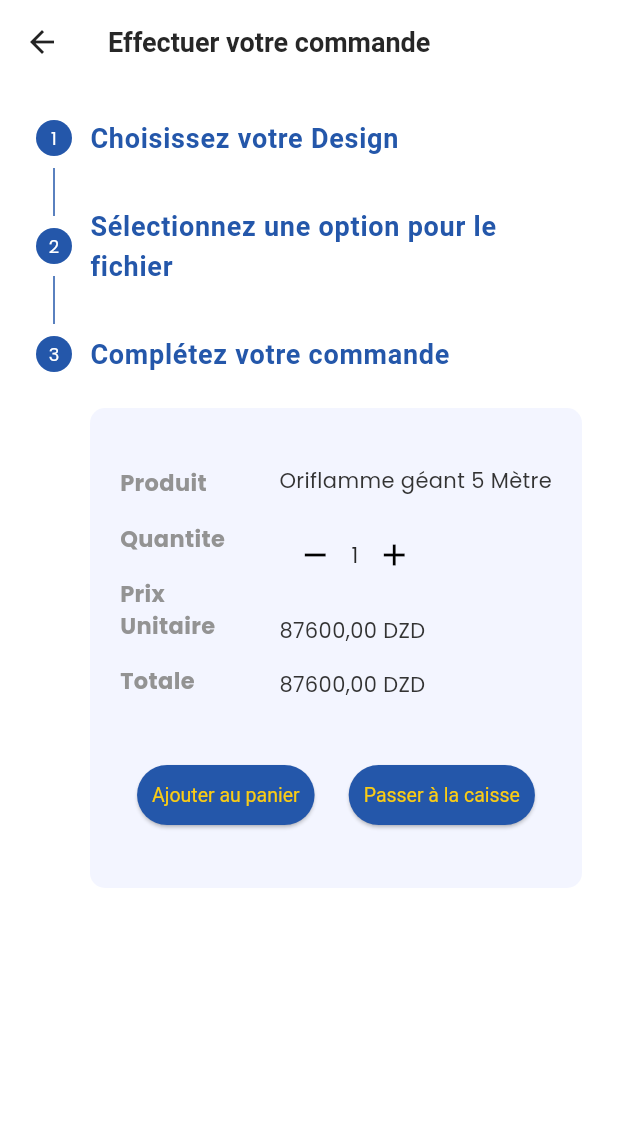
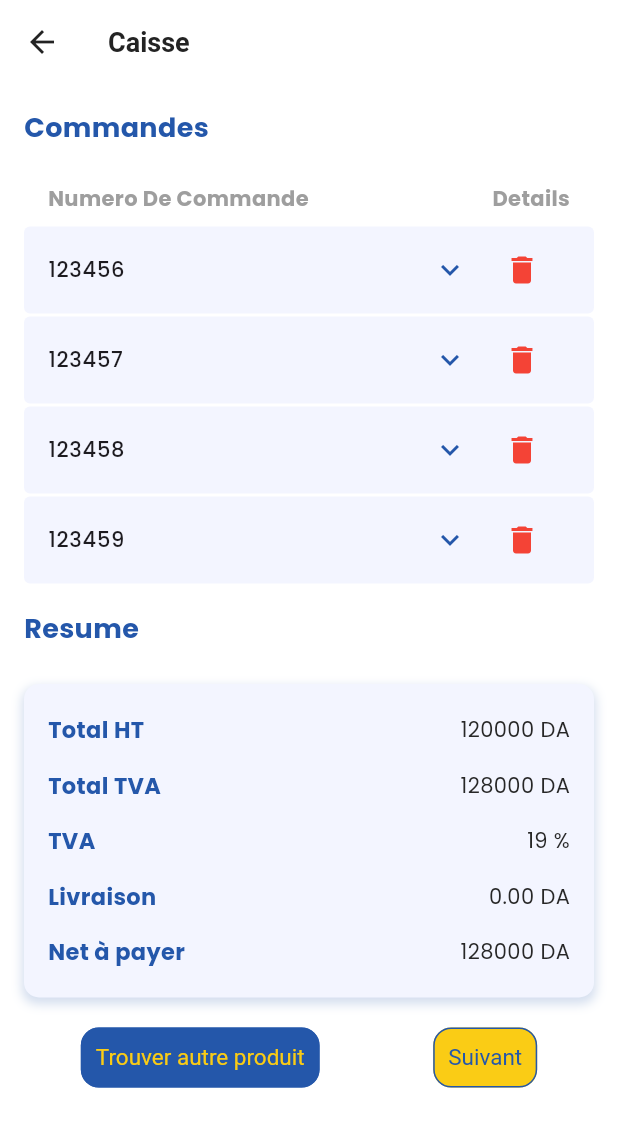
Before and after one commit to RMRdev28/app-mobile, a Flutter app: the Order screen opened directly, after a tap on "Fichier disponible", after a tap on "Envoyer le fichier ultérieurement", after a tap on "Passer à la caisse", on a phone screen of 412 x 824 dp. Shown: the top 1127 px of the screen. Run offline on Flutter 3.47's test engine with Material 3 defaults, Android fonts, the phone set to English and light mode, and no system bars; our stand-ins replace file_picker, firebase_storage, get, iconsax; accounts and stored records are empty; network calls fail.

Commit message:
laivraison page

```diff
--- /dev/null
+++ b/lib/features/shop/screens/caisse.dart
@@ -0,0 +1,245 @@
+import 'package:flutter/material.dart';
+import 'package:plv/features/shop/screens/livraison.dart';
+import 'package:plv/utils/constants/colors.dart';
+import 'package:plv/utils/constants/sizes.dart';
+import 'package:get/get.dart';
+import 'livraison.dart';
+
+class Caisse extends StatefulWidget {
+  @override
+  _CaisseState createState() => _CaisseState();
+}
+
+class _CaisseState extends State<Caisse> {
+  Map<String, bool> _expandedStatus = {};
+
+  @override
+  Widget build(BuildContext context) {
+    return Scaffold(
+      appBar: AppBar(
+        title: Text('Caisse'),
+      ),
+      body: SingleChildScrollView(
+        child: Container(
+          padding: const EdgeInsets.all(16.0),
+          child: Column(
+            crossAxisAlignment: CrossAxisAlignment.start,
+            children: [
+              Text(
+                'Commandes',
+                style: TextStyle(
+                  fontSize: 18,
+                  fontWeight: FontWeight.bold,
+                  color: TColors.primary,
+                ),
+              ),
+              SizedBox(height: TSizes.md),
+              _buildHeader(),
+              ListView(
+                shrinkWrap: true,
+                physics: NeverScrollableScrollPhysics(),
+                children: <Widget>[
+                  _buildItem('123456'),
+                  _buildItem('123457'),
+                  _buildItem('123458'),
+                  _buildItem('123459'),
+                ],
+              ),
+              SizedBox(height: 16),
+              Text(
+                'Resume',
+                style: TextStyle(
+                  fontSize: 18,
+                  fontWeight: FontWeight.bold,
+                  color: TColors.primary,
+                ),
+              ),
+              SizedBox(height: TSizes.lg),
+              Container(
+                padding: const EdgeInsets.all(16.0),
+                decoration: BoxDecoration(
+                  color: TColors.primaryBackground,
+                  borderRadius: BorderRadius.circular(10),
+                  boxShadow: [
+                    BoxShadow(
+                      color: TColors.primary.withOpacity(0.2),
+                      spreadRadius: 1,
+                      blurRadius: 5,
+                      offset: Offset(0, 3), // changes position of shadow
+                    ),
+                  ],
+                ),
+                child: Column(
+                  crossAxisAlignment: CrossAxisAlignment.start,
+                  children: <Widget>[
+                    _buildSummaryRow('Total HT', '120000 DA'),
+                    SizedBox(height: TSizes.sm,),
+                    _buildSummaryRow('Total TVA', '128000 DA'),
+                    SizedBox(height: TSizes.sm,),
+                    _buildSummaryRow('TVA', '19 %'),
+                    SizedBox(height: TSizes.sm,),
+                    _buildSummaryRow('Livraison', '0.00 DA'),
+                    SizedBox(height: TSizes.sm,),
+                    _buildSummaryRow('Net à payer', '128000 DA'),
+                  ],
+                ),
+              ),
+              SizedBox(height: 16),
+              Row(
+                mainAxisAlignment: MainAxisAlignment.spaceAround,
+                children: <Widget>[
+                  ElevatedButton(
+                    onPressed: () {
+                      // Logique pour trouver un autre produit
+                    },
+                    style: ElevatedButton.styleFrom(
+                      backgroundColor: TColors.primary,
+                      foregroundColor: TColors.secondary,
+                      padding: EdgeInsets.symmetric(vertical: 10, horizontal: 10),
+                      textStyle: TextStyle(fontSize: 15),
+                    ),
+                    child: Text('Trouver autre produit'),
+                  ),
+                  ElevatedButton(
+                    onPressed: () {
+                      Get.to(() => Livraison());
+                    },
+                    style: ElevatedButton.styleFrom(
+                      backgroundColor: TColors.secondary,
+                      foregroundColor: TColors.primary,
+                      padding: EdgeInsets.symmetric(vertical: 10, horizontal: 10),
+                      textStyle: TextStyle(fontSize: 15),
+                    ),
+                    child: Text('Suivant'),
+                  ),
+                ],
+              ),
+            ],
+          ),
+        ),
+      ),
+    );
+  }
+
+  Widget _buildItem(String numero) {
+    bool isExpanded = _expandedStatus[numero] ?? false;
+
+    return Container(
+      margin: EdgeInsets.symmetric(vertical: 1),
+      decoration: BoxDecoration(
+        color: TColors.primaryBackground,
+        borderRadius: BorderRadius.circular(4.0),
+      ),
+      child: ExpansionTile(
+        title: Text(numero),
+        trailing: Row(
+          mainAxisSize: MainAxisSize.min,
+          children: [
+            IconButton(
+              icon: Icon(
+                isExpanded ? Icons.expand_less : Icons.expand_more,
+                color: TColors.primary,
+              ),
+              onPressed: () {
+                setState(() {
+                  _expandedStatus[numero] = !isExpanded;
+                });
+              },
+            ),
+            IconButton(
+              icon: Icon(Icons.delete, color: Colors.red),
+              onPressed: () {
+                // Logique de suppression
+              },
+            ),
+          ],
+        ),
+        children: _buildExpansionContent(),
+        onExpansionChanged: (bool expanded) {
+          setState(() {
+            _expandedStatus[numero] = expanded;
+          });
+        },
+      ),
+    );
+  }
+
+  List<Widget> _buildExpansionContent() {
+    return [
+      _buildExpansionRow('Designation', 'test'),
+      _buildExpansionRow('Prix unitaire HT', '120000 DA'),
+      _buildExpansionRow('Montant HT', '120000 DA'),
+      _buildExpansionRow('QTE', '1'),
+      _buildExpansionRow('Date', '1/1/2024'),
+    ];
+  }
+
+  Widget _buildExpansionRow(String title, String value) {
+    return Padding(
+      padding: const EdgeInsets.symmetric(vertical: 8.0, horizontal: 16.0),
+      child: Row(
+        children: [
+          Text(
+            '$title: ',
+            style: TextStyle(
+              fontWeight: FontWeight.bold,
+              color: Colors.grey[700],
+              fontSize: 14,
+            ),
+          ),
+          Spacer(),
+          Text(value, style: TextStyle(fontSize: 13,),),
+        ],
+      ),
+    );
+  }
+
+  Widget _buildHeader() {
+    return Column(
+      children: [
+        Padding(
+          padding: const EdgeInsets.symmetric(horizontal: 16.0, vertical: 8.0),
+          child: Row(
+            mainAxisAlignment: MainAxisAlignment.spaceBetween,
+            children: [
+              Text(
+                'Numero De Commande',
+                style: TextStyle(
+                  color: Colors.grey,
+                  fontWeight: FontWeight.bold,
+                ),
+              ),
+              Text(
+                'Details',
+                style: TextStyle(
+                  color: Colors.grey,
+                  fontWeight: FontWeight.bold,
+                ),
+              ),
+            ],
+          ),
+        ),
+      ],
+    );
+  }
+
+  Widget _buildSummaryRow(String title, String value) {
+    return Padding(
+      padding: const EdgeInsets.symmetric(vertical: 4.0),
+      child: Row(
+        mainAxisAlignment: MainAxisAlignment.spaceBetween,
+        children: <Widget>[
+          Text(
+            title,
+            style: TextStyle(
+              fontSize: 15,
+              color: TColors.primary,
+              fontWeight: FontWeight.bold,
+            ),
+          ),
+          Text(value, style: TextStyle(fontSize: 14)),
+        ],
+      ),
+    );
+  }
+}
--- a/lib/features/shop/screens/order.dart
+++ b/lib/features/shop/screens/order.dart
@@ -2,6 +2,8 @@ import 'package:flutter/material.dart';
 import 'package:file_picker/file_picker.dart';
 import 'package:plv/utils/constants/colors.dart';
 import 'package:plv/utils/constants/sizes.dart';
+import 'package:get/get.dart';
+import 'caisse.dart';
 
 class Order extends StatefulWidget {
   @override
@@ -291,11 +293,11 @@ class _OrderPageState extends State<Order> {
                               ),
                               ElevatedButton(
                                 onPressed: () {
-                                  // Checkout logic
+                                  Get.to(() => Caisse());
                                 },
                                 style: ElevatedButton.styleFrom(
-                                  backgroundColor: TColors.primary,
-                                  foregroundColor: TColors.secondary,
+                                  backgroundColor: TColors.secondary,
+                                  foregroundColor: TColors.primary,
                                   padding: EdgeInsets.symmetric(vertical: 10, horizontal: 10),
                                   textStyle: TextStyle(fontSize: 13),
                                 ),
```
Also changed, not shown: lib/features/shop/screens/livraison.dart (added, +248 -0 lines), lib/features/shop/screens/payment.dart (added, +178 -0 lines), assets/images/cib.png (added), assets/images/paypal.jpg (added).
